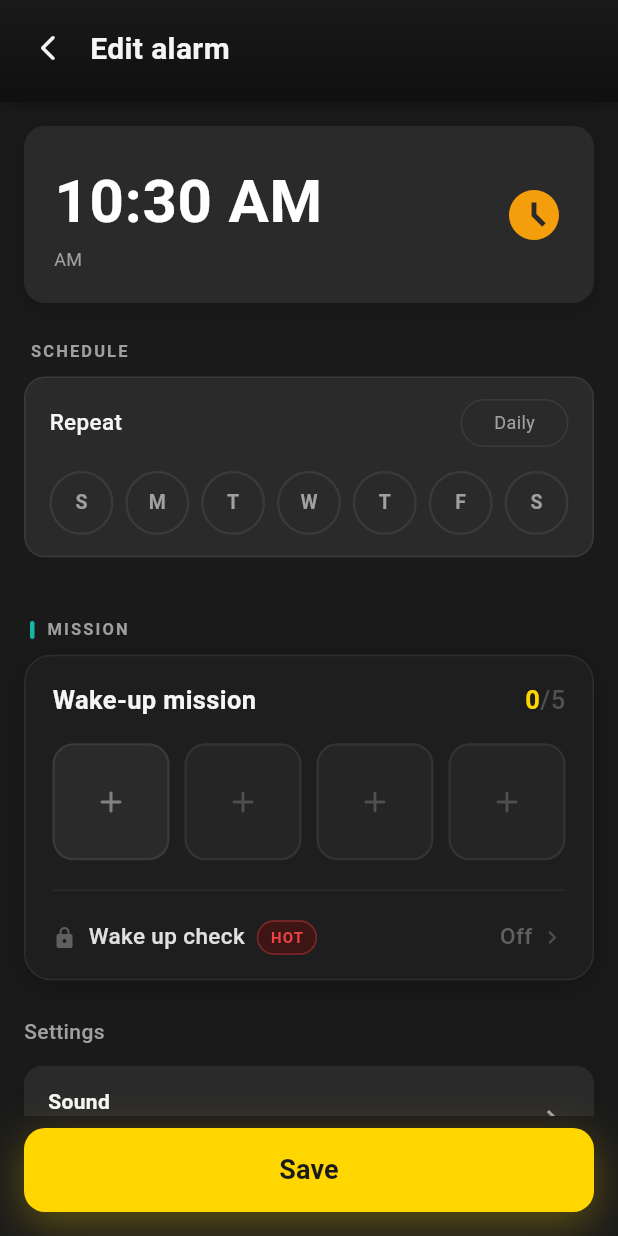
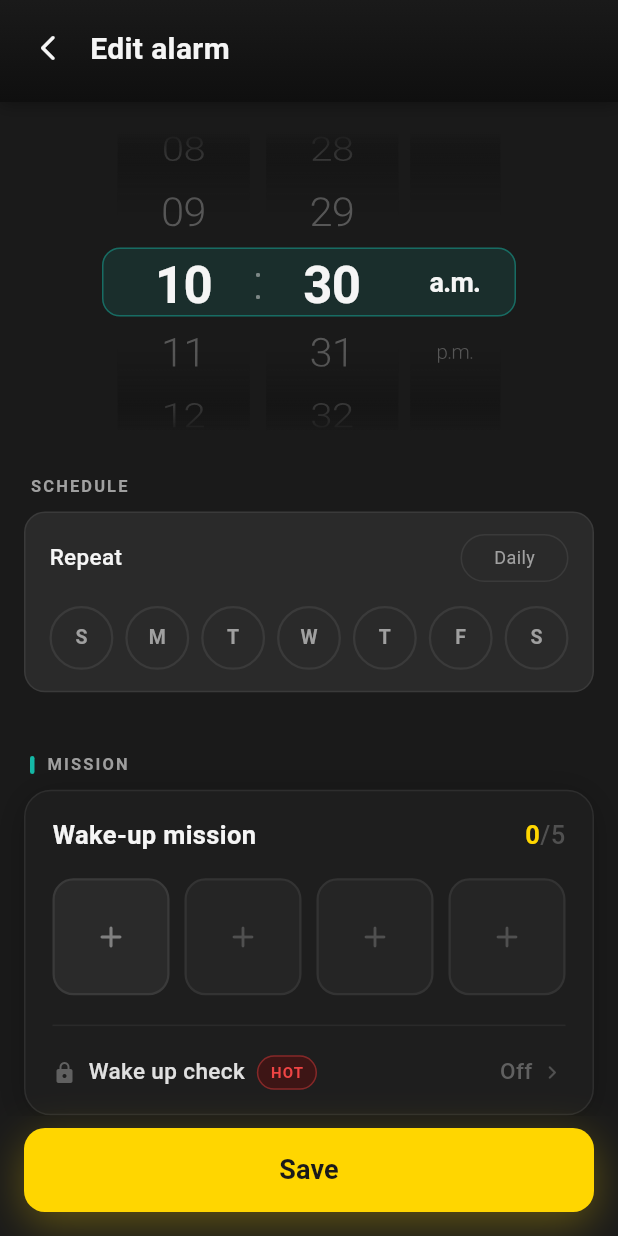
Before and after one commit to prathameshna/elevate, a Flutter app: the EditAlarmScreen screen opened directly, on a phone screen of 412 x 824 dp. Run offline on Flutter 3.47's test engine with Material 3 defaults, Android fonts, the phone set to English and light mode, and no system bars; our stand-ins replace flutter_local_notifications, permission_handler, shared_preferences, timezone; accounts and stored records are empty.

Commit message:
feat: replace basic time picker with professional scroll wheel picker

```diff
--- a/lib/screens/edit_alarm_screen.dart
+++ b/lib/screens/edit_alarm_screen.dart
@@ -8,6 +8,7 @@ import '../providers/alarm_provider.dart';
 import '../services/alarm_service.dart';
 import '../widgets/day_selector/day_selector_widget.dart';
 import '../widgets/mission_card.dart';
+import '../widgets/time_picker/time_picker_wheel.dart';
 import '../widgets/snooze_config_modal.dart';
 import 'mission_selection_screen.dart';
 import 'sound_selection_screen.dart';
@@ -28,6 +29,9 @@ class EditAlarmScreen extends StatefulWidget {
 class _EditAlarmScreenState extends State<EditAlarmScreen> {
   // === STATE VARIABLES ===
   late TimeOfDay _selectedTime;
+  late int _selectedHour;
+  late int _selectedMinute;
+  late bool _isAM;
   late Set<int> _selectedDays;
   late bool _isEnabled;
   late String _selectedSound;
@@ -57,6 +61,10 @@ class _EditAlarmScreenState extends State<EditAlarmScreen> {
       try {
         final alarm = AlarmService.instance.alarms.firstWhere((a) => a.id == widget.alarmId);
         _selectedTime = alarm.time;
+        final h = _selectedTime.hour;
+        _isAM = h < 12;
+        _selectedHour = h % 12 == 0 ? 12 : h % 12;
+        _selectedMinute = _selectedTime.minute;
         _isEnabled = alarm.isEnabled;
         _selectedDays = Set<int>.from(alarm.selectedDays);
         _assignedMissions = List<String>.from(alarm.missionIds);
@@ -83,6 +91,10 @@ class _EditAlarmScreenState extends State<EditAlarmScreen> {
       }
     } else {
       _selectedTime = TimeOfDay.now();
+      final h = _selectedTime.hour;
+      _isAM = h < 12;
+      _selectedHour = h % 12 == 0 ? 12 : h % 12;
+      _selectedMinute = _selectedTime.minute;
       _isEnabled = true;
       _selectedDays = {};
       _assignedMissions = [];
@@ -106,29 +118,6 @@ class _EditAlarmScreenState extends State<EditAlarmScreen> {
   }
 
 
-  Future<void> _pickTime() async {
-    final TimeOfDay? picked = await showTimePicker(
-      context: context,
-      initialTime: _selectedTime,
-      builder: (context, child) {
-        return Theme(
-          data: Theme.of(context).copyWith(
-            colorScheme: const ColorScheme.dark(
-              primary: Color(0xFF14B8A6),
-              onPrimary: Colors.white,
-              surface: Color(0xFF2A2A2A),
-              onSurface: Colors.white,
-            ),
-          ),
-          child: child!,
-        );
-      },
-    );
-    if (picked != null && picked != _selectedTime) {
-      setState(() => _selectedTime = picked);
-      HapticFeedback.selectionClick();
-    }
-  }
 
 
   void _openSoundSelection() async {
@@ -274,7 +263,21 @@ class _EditAlarmScreenState extends State<EditAlarmScreen> {
                 crossAxisAlignment: CrossAxisAlignment.stretch,
                 children: [
                   // --- TIME PICKER SECTION ---
-                  _buildProfessionalTimePicker(),
+                  Padding(
+                    padding: const EdgeInsets.symmetric(horizontal: 8, vertical: 8),
+                    child: TimePickerWheel(
+                      initialTime: _selectedTime,
+                      onTimeChanged: (time) {
+                        setState(() {
+                          _selectedTime = time;
+                          final h = time.hour;
+                          _isAM = h < 12;
+                          _selectedHour = h % 12 == 0 ? 12 : h % 12;
+                          _selectedMinute = time.minute;
+                        });
+                      },
+                    ),
+                  ),
 
                   // --- SCHEDULE SECTION (New Redesigned Day Selector) ---
                   Padding(
@@ -447,50 +450,6 @@ class _EditAlarmScreenState extends State<EditAlarmScreen> {
     );
   }
 
-  Widget _buildProfessionalTimePicker() {
-    return GestureDetector(
-      onTap: _pickTime,
-      child: Container(
-        margin: const EdgeInsets.symmetric(vertical: 4),
-        padding: const EdgeInsets.all(20),
-        decoration: BoxDecoration(
-          color: const Color(0xFF2A2A2A),
-          borderRadius: BorderRadius.circular(14),
-          boxShadow: [
-            BoxShadow(
-              color: Colors.black.withOpacity(0.2),
-              offset: const Offset(0, 4),
-              blurRadius: 12,
-            ),
-          ],
-        ),
-        child: Row(
-          mainAxisAlignment: MainAxisAlignment.spaceBetween,
-          children: [
-            Column(
-              crossAxisAlignment: CrossAxisAlignment.start,
-              children: [
-                Text(
-                  _selectedTime.format(context),
-                  style: const TextStyle(
-                    color: Colors.white,
-                    fontSize: 40,
-                    fontWeight: FontWeight.bold,
-                    letterSpacing: 0.5,
-                  ),
-                ),
-                Text(
-                  _selectedTime.period == DayPeriod.am ? 'AM' : 'PM',
-                  style: const TextStyle(color: Color(0xFFA0A0A0), fontSize: 12),
-                ),
-              ],
-            ),
-            const Icon(Icons.access_time_filled, color: Color(0xFFF59E0B), size: 40),
-          ],
-        ),
-      ),
-    );
-  }
 
 
   Widget _buildProfessionalSettingTile({required String label, required String value, required VoidCallback onTap}) {
--- /dev/null
+++ b/lib/widgets/time_picker/time_picker_wheel.dart
@@ -0,0 +1,273 @@
+import 'package:flutter/material.dart';
+import 'package:flutter/services.dart';
+
+class TimePickerWheel extends StatefulWidget {
+  final TimeOfDay initialTime;
+  final ValueChanged<TimeOfDay> onTimeChanged;
+
+  const TimePickerWheel({
+    super.key,
+    required this.initialTime,
+    required this.onTimeChanged,
+  });
+
+  @override
+  State<TimePickerWheel> createState() => _TimePickerWheelState();
+}
+
+class _TimePickerWheelState extends State<TimePickerWheel> {
+  late FixedExtentScrollController _hourController;
+  late FixedExtentScrollController _minuteController;
+  late FixedExtentScrollController _amPmController;
+
+  late int _selectedHour;   // 1–12
+  late int _selectedMinute; // 0–59
+  late bool _isAM;
+
+  @override
+  void initState() {
+    super.initState();
+    final h = widget.initialTime.hour;
+    _isAM = h < 12;
+    _selectedHour = h % 12 == 0 ? 12 : h % 12;
+    _selectedMinute = widget.initialTime.minute;
+
+    _hourController = FixedExtentScrollController(
+      initialItem: _selectedHour - 1,
+    );
+    _minuteController = FixedExtentScrollController(
+      initialItem: _selectedMinute,
+    );
+    _amPmController = FixedExtentScrollController(
+      initialItem: _isAM ? 0 : 1,
+    );
+  }
+
+  @override
+  void dispose() {
+    _hourController.dispose();
+    _minuteController.dispose();
+    _amPmController.dispose();
+    super.dispose();
+  }
+
+  void _notifyParent() {
+    final hour24 = _isAM
+        ? (_selectedHour == 12 ? 0 : _selectedHour)
+        : (_selectedHour == 12 ? 12 : _selectedHour + 12);
+    widget.onTimeChanged(
+      TimeOfDay(hour: hour24, minute: _selectedMinute),
+    );
+  }
+
+  // ── Selection highlight overlay ──────────────────────────
+
+  Widget _selectionHighlight(double width) {
+    return IgnorePointer(
+      child: Center(
+        child: Container(
+          width: width,
+          height: 46,
+          decoration: BoxDecoration(
+            color: const Color(0xFF1A2E2C),
+            borderRadius: BorderRadius.circular(12),
+            border: Border.all(
+              color: const Color(0xFF14B8A6).withOpacity(0.45),
+              width: 1,
+            ),
+          ),
+        ),
+      ),
+    );
+  }
+
+  // ── Top/bottom fade overlay ───────────────────────────────
+
+  Widget _fadeOverlay() {
+    return IgnorePointer(
+      child: ShaderMask(
+        shaderCallback: (bounds) => const LinearGradient(
+          begin: Alignment.topCenter,
+          end: Alignment.bottomCenter,
+          colors: [
+            Color(0xFF1A1A1A),
+            Colors.transparent,
+            Colors.transparent,
+            Color(0xFF1A1A1A),
+          ],
+          stops: [0.0, 0.28, 0.72, 1.0],
+        ).createShader(bounds),
+        blendMode: BlendMode.dstIn,
+        child: Container(
+          decoration: const BoxDecoration(
+            gradient: LinearGradient(
+              begin: Alignment.topCenter,
+              end: Alignment.bottomCenter,
+              colors: [Color(0xFF1A1A1A), Colors.transparent,
+                       Colors.transparent, Color(0xFF1A1A1A)],
+              stops: [0.0, 0.28, 0.72, 1.0],
+            ),
+          ),
+        ),
+      ),
+    );
+  }
+
+  // ── Single wheel column ───────────────────────────────────
+
+  Widget _buildWheel({
+    required FixedExtentScrollController controller,
+    required int itemCount,
+    required String Function(int) labelBuilder,
+    required int selectedIndex,
+    required ValueChanged<int> onChanged,
+    double width = 76,
+    double fontSize = 34,
+    bool isAmPm = false,
+  }) {
+    return SizedBox(
+      width: width,
+      height: 200,
+      child: Stack(
+        children: [
+          // The wheel
+          ListWheelScrollView.useDelegate(
+            controller: controller,
+            itemExtent: 46,
+            diameterRatio: 2.2,
+            perspective: 0.002,
+            physics: const FixedExtentScrollPhysics(),
+            onSelectedItemChanged: (index) {
+              HapticFeedback.selectionClick();
+              onChanged(index);
+            },
+            childDelegate: ListWheelChildBuilderDelegate(
+              childCount: itemCount,
+              builder: (context, index) {
+                final isSelected = index == selectedIndex;
+                return Center(
+                  child: Text(
+                    labelBuilder(index),
+                    style: TextStyle(
+                      fontSize: isSelected
+                          ? (isAmPm ? 18 : fontSize)
+                          : (isAmPm ? 14 : fontSize - 6),
+                      fontWeight: isSelected
+                          ? FontWeight.w600
+                          : FontWeight.w300,
+                      color: isSelected
+                          ? const Color(0xFFF5F5F5)
+                          : const Color(0xFFF5F5F5).withOpacity(0.28),
+                      fontFeatures: isAmPm
+                          ? null
+                          : const [FontFeature.tabularFigures()],
+                      letterSpacing: -0.5,
+                    ),
+                  ),
+                );
+              },
+            ),
+          ),
+          // Fade overlay on top
+          _fadeOverlay(),
+        ],
+      ),
+    );
+  }
+
+  // ── Fixed colon separator ─────────────────────────────────
+
+  Widget _colon() {
+    return Padding(
+      padding: const EdgeInsets.symmetric(horizontal: 2),
+      child: Text(
+        ':',
+        style: TextStyle(
+          fontSize: 32,
+          fontWeight: FontWeight.w300,
+          color: const Color(0xFFF5F5F5).withOpacity(0.45),
+          height: 1,
+        ),
+      ),
+    );
+  }
+
+  // ── Build ─────────────────────────────────────────────────
+
+  @override
+  Widget build(BuildContext context) {
+    return LayoutBuilder(
+      builder: (context, constraints) {
+        // Responsive wheel widths
+        final availableWidth = constraints.maxWidth;
+        final hourWidth   = (availableWidth * 0.26).clamp(64.0, 88.0);
+        final minuteWidth = (availableWidth * 0.26).clamp(64.0, 88.0);
+        final amPmWidth   = (availableWidth * 0.18).clamp(44.0, 60.0);
+        final totalWheelWidth = hourWidth + minuteWidth + amPmWidth + 40;
+
+        return SizedBox(
+          height: 200,
+          child: Stack(
+            alignment: Alignment.center,
+            children: [
+              // Selection highlight behind all wheels
+              _selectionHighlight(totalWheelWidth),
+
+              // Wheels row
+              Row(
+                mainAxisAlignment: MainAxisAlignment.center,
+                crossAxisAlignment: CrossAxisAlignment.center,
+                children: [
+                  // Hour wheel: 01–12
+                  _buildWheel(
+                    controller: _hourController,
+                    itemCount: 12,
+                    labelBuilder: (i) => (i + 1).toString().padLeft(2, '0'),
+                    selectedIndex: _selectedHour - 1,
+                    onChanged: (i) {
+                      setState(() => _selectedHour = i + 1);
+                      _notifyParent();
+                    },
+                    width: hourWidth,
+                  ),
+
+                  // Fixed colon
+                  _colon(),
+
+                  // Minute wheel: 00–59
+                  _buildWheel(
+                    controller: _minuteController,
+                    itemCount: 60,
+                    labelBuilder: (i) => i.toString().padLeft(2, '0'),
+                    selectedIndex: _selectedMinute,
+                    onChanged: (i) {
+                      setState(() => _selectedMinute = i);
+                      _notifyParent();
+                    },
+                    width: minuteWidth,
+                  ),
+
+                  const SizedBox(width: 8),
+
+                  // AM/PM wheel
+                  _buildWheel(
+                    controller: _amPmController,
+                    itemCount: 2,
+                    labelBuilder: (i) => i == 0 ? 'a.m.' : 'p.m.',
+                    selectedIndex: _isAM ? 0 : 1,
+                    onChanged: (i) {
+                      setState(() => _isAM = i == 0);
+                      _notifyParent();
+                    },
+                    width: amPmWidth,
+                    isAmPm: true,
+                  ),
+                ],
+              ),
+            ],
+          ),
+        );
+      },
+    );
+  }
+}
```
